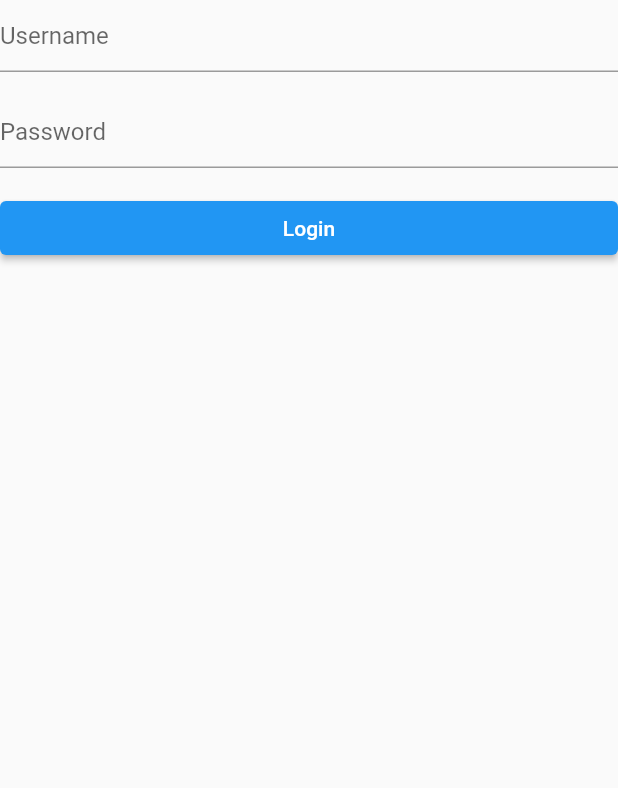
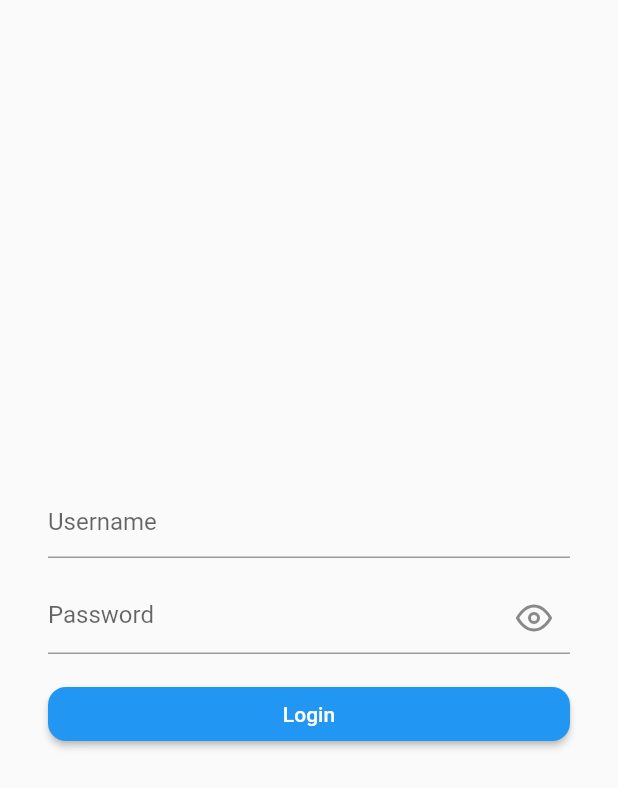
Before and after one commit to leopi99/photoSync_app, a Flutter app: the LoginPage screen opened directly, on a phone screen of 412 x 824 dp. Shown: the top 788 px of the screen. Run offline on Flutter 3.47's test engine with Material 2 defaults, Android fonts, the phone set to English and light mode, and no system bars; our stand-ins replace cached_network_image, dio, flutter_feather_icons, flutter_svg, rxdart; missing offline and left inert: flutter_statusbarcolor_ns, storage_wrapper; accounts and stored records are empty.

Commit message:
Working on the loginPage

```diff
--- a/lib/bloc/auth_bloc.dart
+++ b/lib/bloc/auth_bloc.dart
@@ -1,14 +1,33 @@
 import 'package:flutter/material.dart';
 import 'package:photo_sync/bloc/app_bloc.dart';
+import 'package:photo_sync/bloc/bloc_base.dart';
 import 'package:photo_sync/global/nav_key.dart';
 import 'package:photo_sync/inherited_widgets/objects_bloc_inherited.dart';
 import 'package:photo_sync/models/api_error.dart';
 import 'package:photo_sync/models/user.dart';
 import 'package:photo_sync/repository/object_repository.dart';
+import 'package:rxdart/rxdart.dart';
 
-class AuthBloc {
+class AuthBloc extends BlocBase {
+  AuthBloc() {
+    _hidePasswordSubject = BehaviorSubject<bool>.seeded(true);
+  }
+
+  //
+  //  CurrentUser
+  //
+
   User? _currentUser;
   User? get currentUser => _currentUser;
+
+  //
+  //  Hide the password field text
+  //
+
+  late BehaviorSubject<bool> _hidePasswordSubject;
+  Stream<bool> get hidePassword => _hidePasswordSubject.stream;
+  void changeHidePassword() =>
+      _hidePasswordSubject.add(!_hidePasswordSubject.value);
 
   Future<void> login(String username, String password) async {
     dynamic data;
@@ -50,4 +69,10 @@ class AuthBloc {
     );
     ScaffoldMessenger.of(navigatorKey.currentContext!).showSnackBar(_snack);
   }
+
+  @override
+  dispose() {
+    _hidePasswordSubject.close();
+    super.dispose();
+  }
 }
--- /dev/null
+++ b/lib/models/appearance.dart
@@ -0,0 +1,7 @@
+import 'package:flutter/material.dart';
+
+class Appearance {
+  ThemeData _lightThemeData = ThemeData();
+  ThemeData get lightThemeData => _lightThemeData;
+
+}
--- a/lib/screens/login_page/login_page.dart
+++ b/lib/screens/login_page/login_page.dart
@@ -1,7 +1,9 @@
 import 'package:flutter/material.dart';
+import 'package:flutter_feather_icons/flutter_feather_icons.dart';
 import 'package:photo_sync/bloc/auth_bloc.dart';
 import 'package:photo_sync/global/nav_key.dart';
 import 'package:photo_sync/inherited_widgets/auth_bloc_inherited.dart';
+import 'package:photo_sync/widgets/sync_elevated_button.dart';
 
 class LoginPage extends StatefulWidget {
   @override
@@ -31,24 +33,48 @@ class _LoginPageState extends State<LoginPage> {
   @override
   Widget build(BuildContext context) {
     return Scaffold(
-      body: ListView(
+      body: Padding(
+        padding: const EdgeInsets.symmetric(horizontal: 32),
+        child: Column(
+          mainAxisSize: MainAxisSize.max,
+          mainAxisAlignment: MainAxisAlignment.center,
           children: [
             TextField(
               controller: _usernameController,
               decoration: InputDecoration(hintText: 'Username'),
             ),
             SizedBox(height: 16),
-          TextField(
+            StreamBuilder<bool>(
+                stream: authBloc.hidePassword,
+                initialData: false,
+                builder: (context, snapshot) {
+                  return TextField(
                     controller: _passwordController,
-            obscureText: true,
-            decoration: InputDecoration(hintText: 'Password'),
+                    obscureText: snapshot.data!,
+                    decoration: InputDecoration(
+                      hintText: 'Password',
+                      suffixIcon: IconButton(
+                        onPressed: () => authBloc.changeHidePassword(),
+                        icon: Icon(snapshot.data!
+                            ? FeatherIcons.eye
+                            : FeatherIcons.eyeOff),
                       ),
+                    ),
+                  );
+                }),
             SizedBox(height: 16),
-          ElevatedButton(
+            Row(
+              children: [
+                Expanded(
+                  child: SyncElevatedButton(
                     onPressed: () {},
-            child: Text('Login'),
+                    buttonText: 'Login',
+                  ),
                 ),
               ],
+            ),
+          ],
+        ),
       ),
     );
   }
--- /dev/null
+++ b/lib/widgets/sync_elevated_button.dart
@@ -0,0 +1,30 @@
+import 'package:flutter/material.dart';
+
+class SyncElevatedButton extends StatelessWidget {
+  final String buttonText;
+  final TextStyle? buttonTextStyle;
+  final Function onPressed;
+  final Function? onLoginPress;
+
+  SyncElevatedButton({
+    required this.buttonText,
+    this.buttonTextStyle,
+    this.onLoginPress,
+    required this.onPressed,
+  });
+
+  @override
+  Widget build(BuildContext context) {
+    return ElevatedButton(
+      style: ElevatedButton.styleFrom(
+        shape: RoundedRectangleBorder(borderRadius: BorderRadius.circular(12)),
+        // primary: TODO: add the color from the appearance model (changes on darkMode)
+      ),
+      onPressed: () => onPressed(),
+      child: Text(
+        buttonText,
+        style: buttonTextStyle,
+      ),
+    );
+  }
+}
```
Lines whose indentation alone changed are shown as unchanged.
